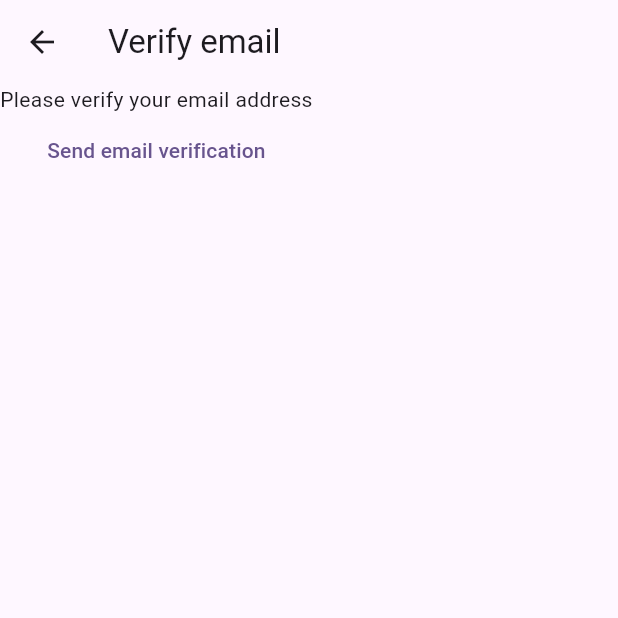
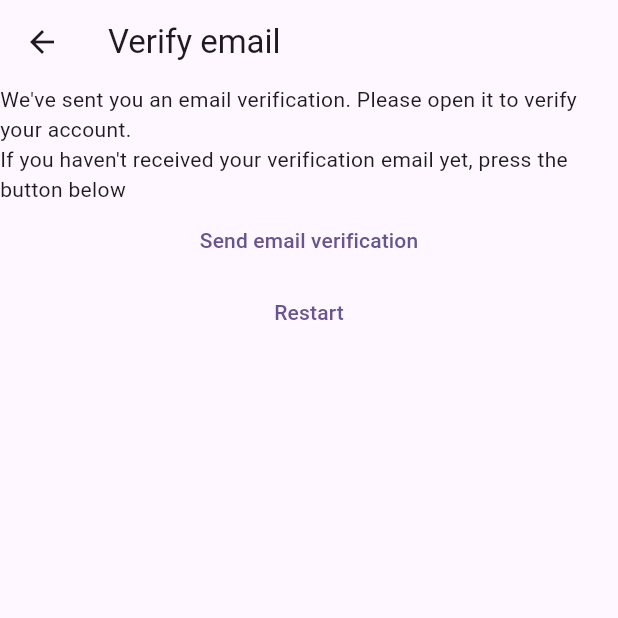
Before and after one commit to pabloboo/mynotes, a Flutter app: the VerifyEmailView screen opened directly, on a phone screen of 412 x 824 dp, the top half of it. Run offline on Flutter 3.47's test engine with Material 3 defaults, Android fonts, the phone set to English and light mode, and no system bars; our stand-ins replace firebase_auth, firebase_core; accounts and stored records are empty.

Commit message:
Error Handling in Register View, Next Screen After Registration

```diff
--- a/lib/contants/routes.dart
+++ b/lib/contants/routes.dart
@@ -1,3 +1,4 @@
 const loginRoute = '/login/';
 const registerRoute = '/register/';
 const notesRoute = '/notes/';
+const verifyEmailRoute = '/verify-email/';
--- a/lib/main.dart
+++ b/lib/main.dart
@@ -20,6 +20,7 @@ void main() {
       loginRoute: (context) => const LoginView(),
       registerRoute: (context) => const RegisterView(),
       notesRoute: (context) => const NotesView(),
+      verifyEmailRoute: (context) => const VerifyEmailView(),
     },
   ));
 }
--- a/lib/views/verify_email_view.dart
+++ b/lib/views/verify_email_view.dart
@@ -1,5 +1,8 @@
+// ignore_for_file: use_build_context_synchronously
+
 import 'package:firebase_auth/firebase_auth.dart';
 import 'package:flutter/material.dart';
+import 'package:mynotes/contants/routes.dart';
 
 class VerifyEmailView extends StatefulWidget {
   const VerifyEmailView({super.key});
@@ -17,14 +20,27 @@ class _VerifyEmailViewState extends State<VerifyEmailView> {
       ),
       body: Column(
         children: [
-            const Text('Please verify your email address'),
+          const Text(
+              "We've sent you an email verification. Please open it to verify your account."),
+          const Text(
+              "If you haven't received your verification email yet, press the button below"),
           TextButton(
             onPressed: () async {
               final user = FirebaseAuth.instance.currentUser;
               await user?.sendEmailVerification();
             },
-              child: const Text('Send email verification')
-            )
+            child: const Text('Send email verification'),
+          ),
+          TextButton(
+            onPressed: () async {
+              await FirebaseAuth.instance.signOut();
+              Navigator.of(context).pushNamedAndRemoveUntil(
+                registerRoute,
+                (route) => false,
+              );
+            },
+            child: const Text('Restart'),
+          ),
         ],
       ),
     );
```
Also changed, not shown: lib/views/register_vew.dart (+31 -17 lines). Lines whose indentation alone changed are shown as unchanged.
